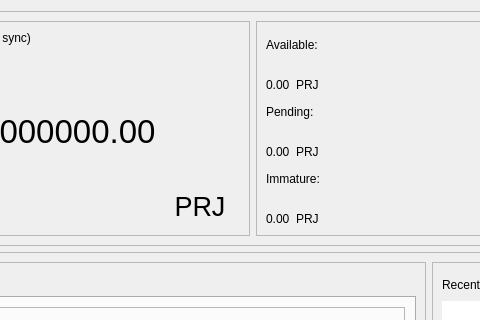
First picture: the form in src/qt/forms/overviewpage.ui, repository yoshiekiura/zenx, before the edit; both pictures show x 105 to 585 and y 0 to 320 of the 1067 by 650 pixel window.
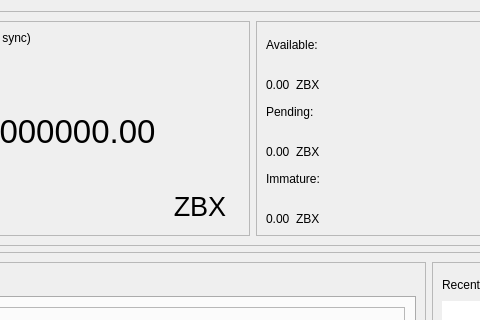
Second picture: the form after the edit.

```diff
--- a/src/qt/forms/overviewpage.ui
+++ b/src/qt/forms/overviewpage.ui
@@ -251,7 +251,7 @@
                   <cursorShape>PointingHandCursor</cursorShape>
                  </property>
                  <property name="text">
-                  <string>PRJ</string>
+                  <string>ZBX</string>
                  </property>
                  <property name="flat">
                   <bool>true</bool>
@@ -310,7 +310,7 @@
                <item>
                 <widget class="QLabel" name="label_zencoin2">
                  <property name="text">
-                  <string>PRJ</string>
+                  <string>ZBX</string>
                  </property>
                  <property name="alignment">
                   <set>Qt::AlignBottom|Qt::AlignLeading|Qt::AlignLeft</set>
@@ -354,7 +354,7 @@
                <item>
                 <widget class="QLabel" name="label_zencoin3">
                  <property name="text">
-                  <string>PRJ</string>
+                  <string>ZBX</string>
                  </property>
                  <property name="alignment">
                   <set>Qt::AlignBottom|Qt::AlignLeading|Qt::AlignLeft</set>
@@ -398,7 +398,7 @@
                <item>
                 <widget class="QLabel" name="label_zencoin4">
                  <property name="text">
-                  <string>PRJ</string>
+                  <string>ZBX</string>
                  </property>
                  <property name="alignment">
                   <set>Qt::AlignBottom|Qt::AlignLeading|Qt::AlignLeft</set>
```
